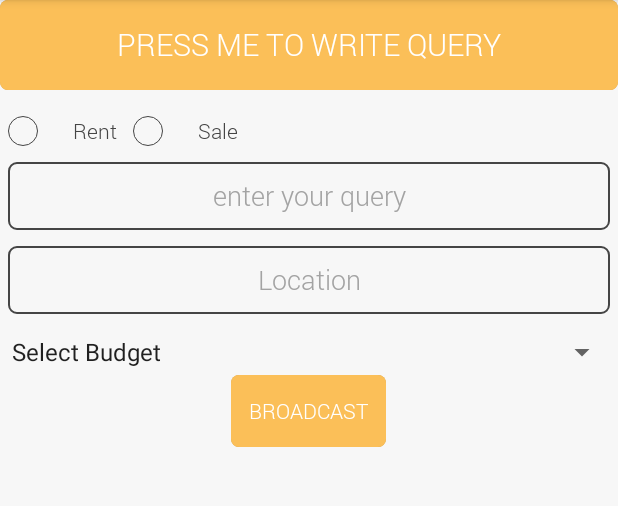
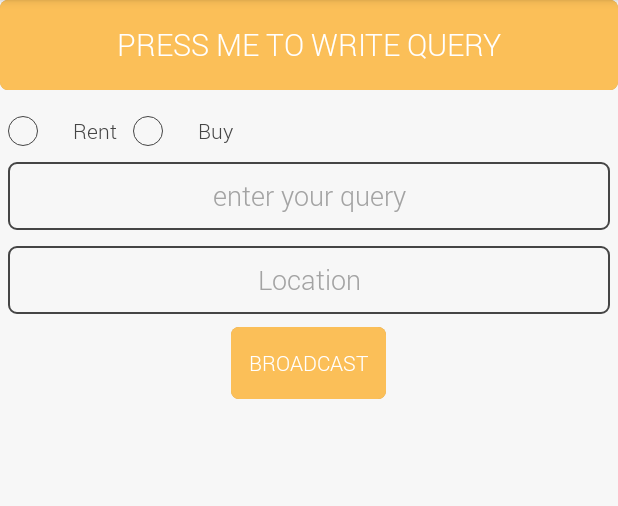
Before and after one commit to lovocal/lovocal_android, an Android app: the fragment QueryServiceFragment shown on its own in the app's theme, after a tap on "BROADCAST", on a phone screen of 412 x 824 dp, the part 84-590 px from its top. Run offline under Robolectric (Android 15) with nearby library versions, the phone set to English and light mode, and no system bars; our stand-ins replace CircleImageView; libraries missing offline, so code that uses them is left out: retrofit.client; Roboto replaces fonts that are not available here; 8 statements that could not run were skipped.

Commit message:
query screen fixes, fixes in banner image

```diff
--- a/app/src/main/java/com/lovocal/fragments/CategoryFragment.java
+++ b/app/src/main/java/com/lovocal/fragments/CategoryFragment.java
@@ -202,8 +202,9 @@ public class CategoryFragment extends AbstractLavocalFragment implements DBInter
             Logger.d(TAG, "image count = %s", banners.banners.get(0).image_url);
             final ImageFeatureFragment imageFeatureFragment = new ImageFeatureFragment();
 
-            Bundle args=new Bundle(1);
+            Bundle args=new Bundle(2);
             args.putStringArrayList(AppConstants.Keys.IMAGE_URLS,mImages);
+            args.putInt(AppConstants.Keys.BANNER_COUNT,mImages.size());
 
             imageFeatureFragment.setArguments(args);
 
--- a/app/src/main/java/com/lovocal/fragments/QueryServiceFragment.java
+++ b/app/src/main/java/com/lovocal/fragments/QueryServiceFragment.java
@@ -14,8 +14,8 @@ import android.view.ViewGroup;
 import android.widget.Button;
 import android.widget.EditText;
 import android.widget.RadioButton;
+import android.widget.RadioGroup;
 import android.widget.Spinner;
-import android.widget.TextView;
 import android.widget.Toast;
 
 import com.lovocal.R;
@@ -39,13 +39,16 @@ import retrofit.client.Response;
 /**
  * Created by anshul1235 on 15/07/14.
  */
-public class QueryServiceFragment extends AbstractLavocalFragment implements View.OnClickListener, ServiceConnection, Callback {
+public class QueryServiceFragment extends AbstractLavocalFragment implements View.OnClickListener,
+        ServiceConnection, Callback, RadioGroup.OnCheckedChangeListener {
 
     private EditText mEditQuery, mLocationArea;
 
-    private RadioButton mSaleRadio,mRentRadio;
+    private RadioButton mBuyRadio, mRentRadio;
 
-    private Spinner mBudget;
+    private RadioGroup mBuyRentRadioGroup;
+
+    private Spinner mBudgetRent, mBudgetSale;
 
     private Button mBroadcastButton;
 
@@ -111,12 +114,17 @@ public class QueryServiceFragment extends AbstractLavocalFragment implements Vie
 
         mLocationArea = (EditText) contentView.findViewById(R.id.edit_location);
 
-        mSaleRadio = (RadioButton) contentView.findViewById(R.id.radio_sale);
+        mBuyRadio = (RadioButton) contentView.findViewById(R.id.radio_sale);
 
         mRentRadio = (RadioButton) contentView.findViewById(R.id.radio_rent);
 
-        mBudget = (Spinner) contentView.findViewById(R.id.budget_spinner);
+        mBudgetRent = (Spinner) contentView.findViewById(R.id.budget_spinner_for_rent);
 
+        mBudgetSale = (Spinner) contentView.findViewById(R.id.budget_spinner_for_buy);
+
+        mBuyRentRadioGroup = (RadioGroup) contentView.findViewById(R.id.rent_buy_group);
+
+        mBuyRentRadioGroup.setOnCheckedChangeListener(this);
         mBroadcastButton = (Button) contentView.findViewById(R.id.button_broadcast);
         mBroadcastButton.setOnClickListener(this);
 
@@ -173,34 +181,46 @@ public class QueryServiceFragment extends AbstractLavocalFragment implements Vie
 
 
             String propertyType;
-            if(mRentRadio.isChecked()){
-                propertyType=mRentRadio.getText().toString();
-            }
-            else{
-                propertyType=mSaleRadio.getText().toString();
+            if (mRentRadio.isChecked()) {
+                propertyType = mRentRadio.getText().toString();
+            } else {
+                propertyType = mBuyRadio.getText().toString();
             }
 
             //to prevent the hint
-            String budget="";
-            if(mBudget.getSelectedItemPosition()!=0){
-                budget= mBudget.getSelectedItem().toString();
+            String budget = "";
+            if(mRentRadio.isChecked()) {
+                if (mBudgetRent.getSelectedItemPosition() != 0) {
+                    budget = mBudgetRent.getSelectedItem().toString();
+                }
+
             }
+            else if(mBuyRadio.isChecked()) {
+                if (mBudgetSale.getSelectedItemPosition() != 0) {
+                    budget = mBudgetSale.getSelectedItem().toString();
+                }
 
-            String message = formatBroadcastMessage(propertyType,mLocationArea.getText().toString(),
-                    budget,mEditQuery.getText().toString());
+            }
+            String message = formatBroadcastMessage(propertyType, mLocationArea.getText().toString(),
+                    budget, mEditQuery.getText().toString());
             if (sendChatMessage(message)) {
                 mEditQuery.setText(null);
                 mLocationArea.setText(null);
-                mBudget.setSelection(0);
+                mBudgetRent.setSelection(0);
+                mBudgetSale.setSelection(0);
+
+                mBudgetRent.setVisibility(View.GONE);
+                mBudgetSale.setVisibility(View.GONE);
+
             } else {
             }
         }
     }
 
-    private String formatBroadcastMessage(String propertyType,String location,String budget,String query){
+    private String formatBroadcastMessage(String propertyType, String location, String budget, String query) {
 
-    return "Searching for "+ propertyType + " in " + location + " budget is between " + budget
-        +" . QUERY : "+query;
+        return "Searching for " + propertyType + " in " + location + " budget is between " + budget
+                + " . QUERY : " + query;
     }
 
     /**
@@ -285,4 +305,17 @@ public class QueryServiceFragment extends AbstractLavocalFragment implements Vie
     }
 
 
+    @Override
+    public void onCheckedChanged(RadioGroup group, int checkedId) {
+        if (checkedId == R.id.radio_rent) {
+            mBudgetRent.setVisibility(View.VISIBLE);
+            mBudgetSale.setVisibility(View.GONE);
+
+        } else if (checkedId == R.id.radio_sale) {
+            mBudgetSale.setVisibility(View.VISIBLE);
+            mBudgetRent.setVisibility(View.GONE);
+
+        }
+
+    }
 }
--- a/app/src/main/java/com/lovocal/utils/AppConstants.java
+++ b/app/src/main/java/com/lovocal/utils/AppConstants.java
@@ -76,6 +76,7 @@ public class AppConstants {
         public static final String FINISH_ON_BACK = "finish_on_back";
         public static final String IMAGEFEATURE_POSITION = "imagefeature_position";
         public static final String IMAGE_URLS = "image_urls";
+        public static final String BANNER_COUNT = "banner_count";
         public static final String CHAT_INDEX = "chat_index";
         public static final String LAST_FETCHED_LOCATION = "last_fetched_location";
         public static final String HAS_LOADED_ALL_ITEMS = "has_loaded_all_items";
--- a/app/src/main/res/layout/fragment_query.xml
+++ b/app/src/main/res/layout/fragment_query.xml
@@ -41,6 +41,7 @@
             android:layout_width="match_parent"
             android:layout_height="wrap_content"
             android:orientation="horizontal"
+            android:id="@+id/rent_buy_group"
             >
 
             <com.lovocal.widgets.views.FlatRadioButton
@@ -59,11 +60,12 @@
                 android:layout_width="wrap_content"
                 android:layout_height="wrap_content"
                 android:layout_gravity="center"
-                android:text="Sale"
+                android:text="Buy"
                 android:background="#0000"
                 android:layout_margin="5dip"
                 flatui:size="20dip"
-                flatui:dotMargin="1dp" />
+                flatui:dotMargin="1dp"
+                android:checked="false" />
 
         </RadioGroup>
 
@@ -92,15 +94,28 @@
             flatui:theme_flat="@array/dark"
             android:includeFontPadding="true" />
 
-        <Spinner android:id="@+id/budget_spinner"
+        <Spinner android:id="@+id/budget_spinner_for_rent"
             android:layout_height="wrap_content"
             android:layout_marginTop="@dimen/margin_x_small"
             android:layout_width="fill_parent"
             android:drawSelectorOnTop="true"
             android:prompt="@string/budget_title"
             android:spinnerMode="dropdown"
-            android:entries="@array/budget_values"
+            android:entries="@array/budget_values_rent"
+            android:visibility="gone"
             />
+
+        <Spinner android:id="@+id/budget_spinner_for_buy"
+            android:layout_height="wrap_content"
+            android:layout_marginTop="@dimen/margin_x_small"
+            android:layout_width="fill_parent"
+            android:drawSelectorOnTop="true"
+            android:prompt="@string/budget_title"
+            android:spinnerMode="dropdown"
+            android:entries="@array/budget_values_sale"
+            android:visibility="gone"
+            />
+
 
 
         <com.lovocal.widgets.views.FlatButton
--- a/app/src/main/res/values/dimens.xml
+++ b/app/src/main/res/values/dimens.xml
@@ -16,6 +16,8 @@
 
 
     <dimen name="imagefeature_width">150dp</dimen>
+    <dimen name="imagefeature_height">50dp</dimen>
+
 
 
     <dimen name="category_list_height">80dp</dimen>
--- a/app/src/main/res/values/strings.xml
+++ b/app/src/main/res/values/strings.xml
@@ -46,7 +46,7 @@
         <item>Add from Gallery</item>
     </string-array>
 
-    <string-array name="budget_values">
+    <string-array name="budget_values_rent">
         <item>Select Budget</item>
         <item>upto 6k</item>
         <item>6k - 12k</item>
@@ -54,6 +54,16 @@
         <item>18k - 24k</item>
         <item>30k +</item>
     </string-array>
+
+    <string-array name="budget_values_sale">
+        <item>Select Budget</item>
+        <item>upto 10 lacks</item>
+        <item>10 lakhs - 20 lakhs</item>
+        <item>20 lakhs - 40 lakhs</item>
+        <item>40 lakhs - 70 lakhs</item>
+        <item>70 lakhs +</item>
+    </string-array>
+
 
 
 
```
Also changed, not shown: app/src/main/java/com/lovocal/fragments/ImageFeatureFragment.java (+11 -13 lines), app/src/main/java/com/lovocal/fragments/ImageViewFragment.java (+5 -20 lines).
